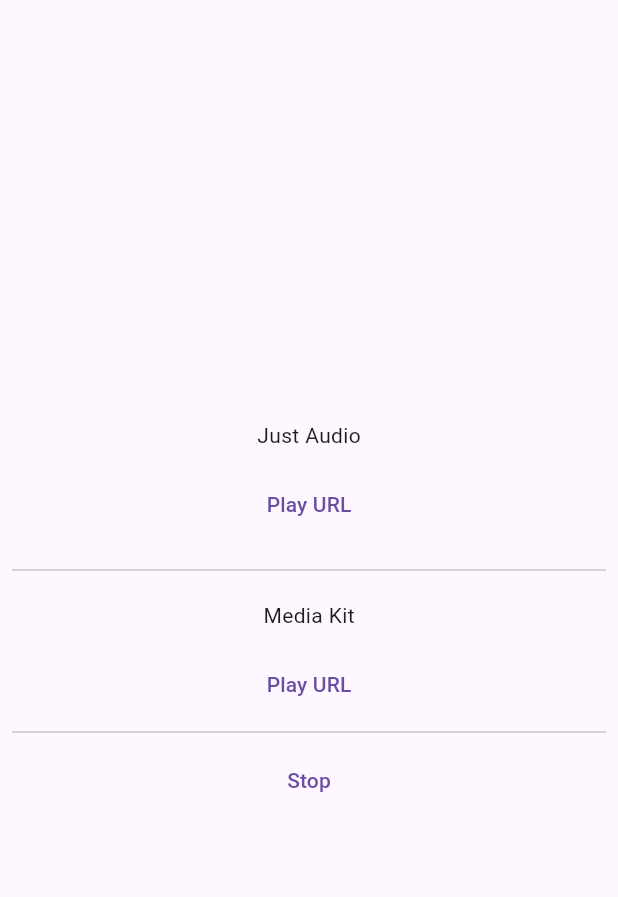
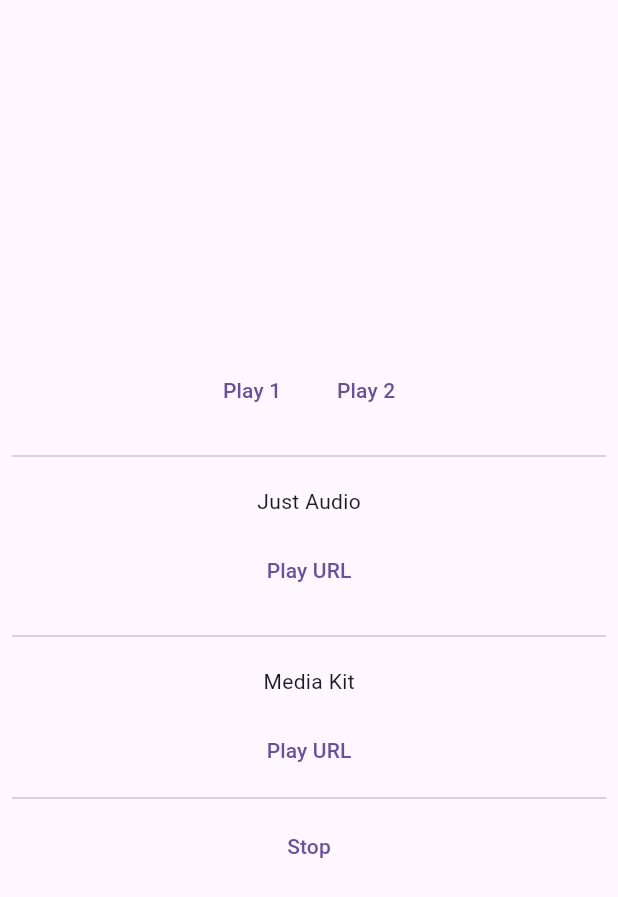
Before and after one commit to PhuCG/audio-volume-comparison, a Flutter app: the screen it shows after launch, after a tap on "Play URL", on a phone screen of 412 x 824 dp. Shown: the top 897 px of the screen. Run offline on Flutter 3.47's test engine with Material 3 defaults, Android fonts, the phone set to English and light mode, and no system bars; our stand-ins replace just_audio; missing offline and left inert: media_kit.

```diff
--- a/lib/main.dart
+++ b/lib/main.dart
@@ -1,5 +1,3 @@
-import 'dart:developer';
-
 import 'package:flutter/material.dart';
 import 'package:just_audio/just_audio.dart';
 import 'package:media_kit/media_kit.dart';
@@ -18,16 +16,21 @@ class MainApp extends StatefulWidget {
 }
 
 class _MainAppState extends State<MainApp> {
-  final urlAudio =
+  final audio1 =
       "https://www.learningcontainer.com/wp-content/uploads/2020/02/Kalimba.mp3";
-  // 'https://api-dev.ahaspeak.app/speech?text=Nice%20to%20meet%20you,%20Jack.%20How%20are%20you?&style=friendly&voice=en-AU-CarlyNeural&speed=normal';
+
+  final audio2 =
+      'https://api-dev.ahaspeak.app/speech?text=Nice%20to%20meet%20you,%20Jack.%20How%20are%20you?&style=friendly&voice=en-AU-CarlyNeural&speed=normal';
 
   late AudioPlayer _justAudioPlayer;
   late Player _mediaKitPlayer;
 
+  var audio = '';
+
   @override
   void initState() {
     super.initState();
+    audio = audio1;
     _justAudioPlayer = AudioPlayer();
     _mediaKitPlayer = Player();
   }
@@ -48,11 +51,32 @@ class _MainAppState extends State<MainApp> {
           child: Column(
             mainAxisAlignment: MainAxisAlignment.center,
             children: [
+              Row(
+                mainAxisAlignment: MainAxisAlignment.center,
+                children: [
+                  TextButton(
+                    onPressed: () async {
+                      setState(() => audio = audio1);
+                    },
+                    child: const Text('Play 1'),
+                  ),
+                  const SizedBox(width: 12),
+                  TextButton(
+                    onPressed: () async {
+                      setState(() => audio = audio2);
+                    },
+                    child: const Text('Play 2'),
+                  ),
+                ],
+              ),
+              const SizedBox(height: 12),
+              const Divider(),
+              const SizedBox(height: 12),
               const Text('Just Audio'),
               const SizedBox(height: 12),
               TextButton(
                 onPressed: () async {
-                  await _justAudioPlayer.setUrl(urlAudio);
+                  await _justAudioPlayer.setUrl(audio);
                   await _justAudioPlayer.play();
                 },
                 child: const Text('Play URL'),
@@ -64,7 +88,7 @@ class _MainAppState extends State<MainApp> {
               const SizedBox(height: 12),
               TextButton(
                 onPressed: () async {
-                  await _mediaKitPlayer.open(Media(urlAudio));
+                  await _mediaKitPlayer.open(Media(audio));
                 },
                 child: const Text('Play URL'),
               ),
```
